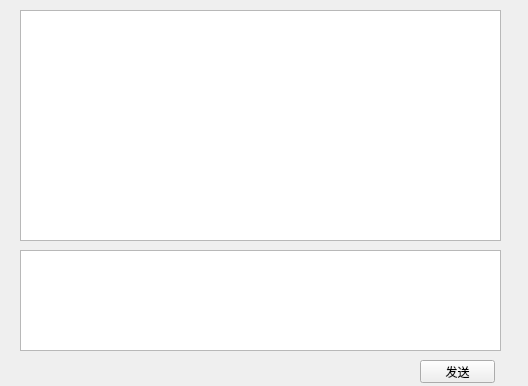
The window that contact.ui (zhongsink/qt-demo) describes before a commit, drawn with Qt 5.
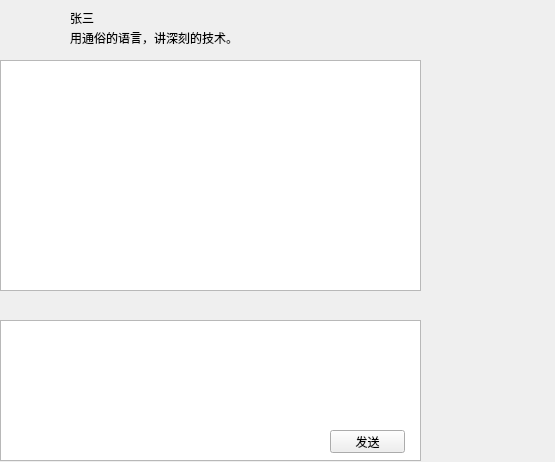
The same window after the commit.

Commit message: beautify contact page

What changed in the file:
```diff
--- a/contact.ui
+++ b/contact.ui
@@ -6,20 +6,20 @@
    <rect>
     <x>0</x>
     <y>0</y>
-    <width>528</width>
-    <height>386</height>
+    <width>555</width>
+    <height>462</height>
    </rect>
   </property>
   <property name="minimumSize">
    <size>
-    <width>528</width>
-    <height>386</height>
+    <width>555</width>
+    <height>462</height>
    </size>
   </property>
   <property name="maximumSize">
    <size>
-    <width>528</width>
-    <height>386</height>
+    <width>555</width>
+    <height>462</height>
    </size>
   </property>
   <property name="windowTitle">
@@ -28,19 +28,19 @@
   <widget class="QTextEdit" name="textEdit">
    <property name="geometry">
     <rect>
-     <x>20</x>
-     <y>250</y>
-     <width>481</width>
-     <height>101</height>
+     <x>0</x>
+     <y>320</y>
+     <width>421</width>
+     <height>141</height>
     </rect>
    </property>
   </widget>
   <widget class="QListWidget" name="listWidget">
    <property name="geometry">
     <rect>
-     <x>20</x>
-     <y>10</y>
-     <width>481</width>
+     <x>0</x>
+     <y>60</y>
+     <width>421</width>
      <height>231</height>
     </rect>
    </property>
@@ -48,8 +48,8 @@
   <widget class="QPushButton" name="pushButton">
    <property name="geometry">
     <rect>
-     <x>420</x>
-     <y>360</y>
+     <x>330</x>
+     <y>430</y>
      <width>75</width>
      <height>23</height>
     </rect>
@@ -58,6 +58,84 @@
     <string>发送</string>
    </property>
   </widget>
+  <widget class="QLabel" name="label">
+   <property name="geometry">
+    <rect>
+     <x>423</x>
+     <y>60</y>
+     <width>131</width>
+     <height>141</height>
+    </rect>
+   </property>
+   <property name="text">
+    <string/>
+   </property>
+  </widget>
+  <widget class="QLabel" name="label_2">
+   <property name="geometry">
+    <rect>
+     <x>423</x>
+     <y>320</y>
+     <width>131</width>
+     <height>141</height>
+    </rect>
+   </property>
+   <property name="text">
+    <string/>
+   </property>
+  </widget>
+  <widget class="QLabel" name="label_3">
+   <property name="geometry">
+    <rect>
+     <x>0</x>
+     <y>290</y>
+     <width>421</width>
+     <height>31</height>
+    </rect>
+   </property>
+   <property name="text">
+    <string/>
+   </property>
+  </widget>
+  <widget class="QLabel" name="label_4">
+   <property name="geometry">
+    <rect>
+     <x>5</x>
+     <y>5</y>
+     <width>51</width>
+     <height>48</height>
+    </rect>
+   </property>
+   <property name="text">
+    <string/>
+   </property>
+  </widget>
+  <widget class="QLabel" name="label_5">
+   <property name="geometry">
+    <rect>
+     <x>70</x>
+     <y>30</y>
+     <width>191</width>
+     <height>16</height>
+    </rect>
+   </property>
+   <property name="text">
+    <string>用通俗的语言，讲深刻的技术。</string>
+   </property>
+  </widget>
+  <widget class="QLabel" name="label_6">
+   <property name="geometry">
+    <rect>
+     <x>70</x>
+     <y>10</y>
+     <width>191</width>
+     <height>16</height>
+    </rect>
+   </property>
+   <property name="text">
+    <string>张三</string>
+   </property>
+  </widget>
  </widget>
  <resources/>
  <connections/>
```
The commit also changes 8 other files.
